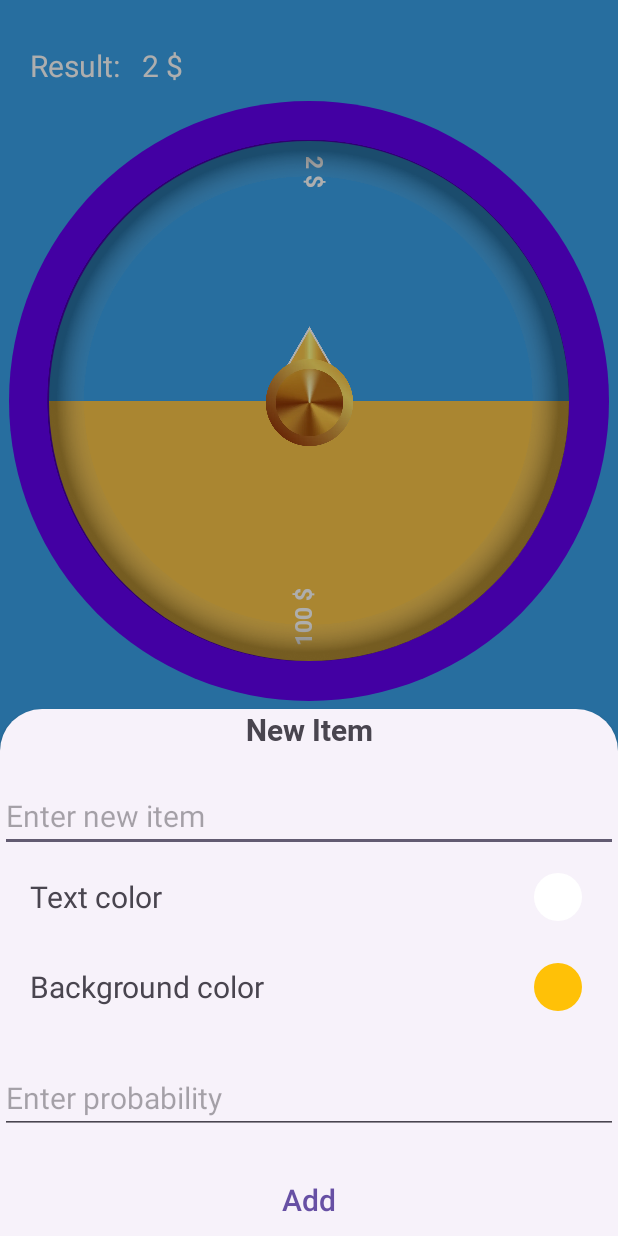
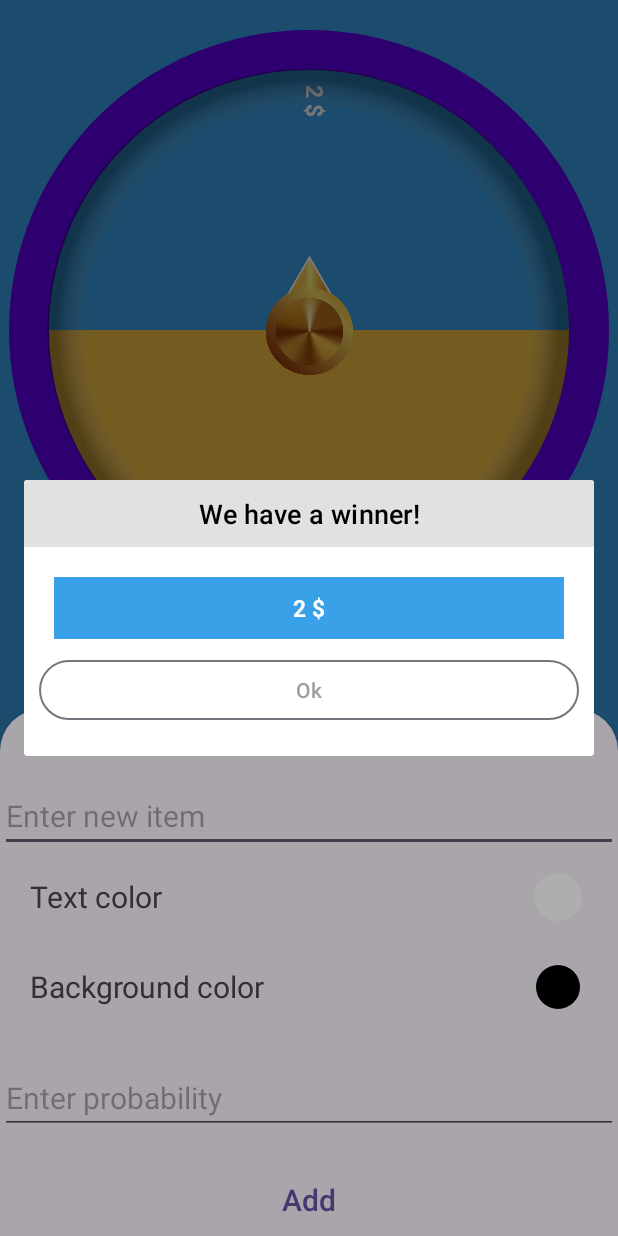
Before and after one commit to VuNgN/SpinTheWheel, an Android app: the screen it shows after launch (MainActivity), after a tap on "Add item", on a phone screen of 412 x 824 dp. Run offline under Robolectric (Android 15) with nearby library versions, the phone set to English and light mode, and no system bars; libraries missing offline, so code that uses them is left out: com.skydoves.colorpickerview; 1 statement that could not run was skipped; 1 other tap on this screen came first.

Commit message:
feat: show result as dialog, hide result.

```diff
--- a/app/src/main/java/com/vungn/luckywheeldemo/BottomSheetAddItem.kt
+++ b/app/src/main/java/com/vungn/luckywheeldemo/BottomSheetAddItem.kt
@@ -15,7 +15,7 @@ class BottomSheetAddItem : BottomSheetDialogFragment {
     private var listener: AddItemListener? = null
     private var content: String = ""
     private var textColor: Int = Color.WHITE
-    private var backgroundColor: Int = Color.RED
+    private var backgroundColor: Int = Color.BLACK
     private var probability: Int = 1
 
     constructor() : super()
--- a/app/src/main/java/com/vungn/luckywheeldemo/MainActivity.kt
+++ b/app/src/main/java/com/vungn/luckywheeldemo/MainActivity.kt
@@ -1,9 +1,9 @@
 package com.vungn.luckywheeldemo
 
-import android.content.res.Resources
+import android.app.Dialog
 import android.graphics.Color
 import android.os.Bundle
-import android.util.TypedValue
+import android.view.ViewGroup
 import android.widget.Toast
 import androidx.activity.enableEdgeToEdge
 import androidx.appcompat.app.AppCompatActivity
@@ -32,9 +32,13 @@ class MainActivity : AppCompatActivity() {
             items = wheelItems
             listener = object : RvAdapter.Listener {
                 override fun onSpinTheWheelSuccess(wheelItem: WheelItem, autoHide: Boolean) {
-                    if (!autoHide) {
-                        binding.main.setBackgroundColor(wheelItem.backgroundColor)
+                    if (autoHide) {
+                        deleteItem(items.indexOf(wheelItem))
                     }
+                    showResultDialog(wheelItem, autoHide || items.size <= 2) {
+                        deleteItem(items.indexOf(wheelItem))
+                    }
+                    binding.main.setBackgroundColor(wheelItem.backgroundColor)
                 }
 
                 override fun onAddItemClick() {
@@ -74,10 +78,7 @@ class MainActivity : AppCompatActivity() {
         binding.main.adapter = adapter
         binding.main.apply {
             layoutManager = GridLayoutManager(
-                this@MainActivity,
-                span,
-                GridLayoutManager.VERTICAL,
-                false
+                this@MainActivity, span, GridLayoutManager.VERTICAL, false
             ).apply {
                 spanSizeLookup = object : GridLayoutManager.SpanSizeLookup() {
                     override fun getSpanSize(position: Int): Int {
@@ -112,12 +113,38 @@ class MainActivity : AppCompatActivity() {
         )
     }
 
-    private fun Resources.getDpOfFloat(dp: Float): Int {
-        return Math.round(
-            TypedValue.applyDimension(
-                TypedValue.COMPLEX_UNIT_DIP, dp, this.displayMetrics
-            )
-        )
+    private fun showResultDialog(
+        result: WheelItem,
+        autoHide: Boolean,
+        onPositiveClick: () -> Unit = {}
+    ) {
+        val dialogView = MessageDialog(this)
+        dialogView.setTitle("We have a winner!")
+        dialogView.setMessage(result.text)
+        dialogView.setMessageColor(result.textColor, result.backgroundColor)
+        dialogView.setPositiveButtonText("Hide slice")
+        dialogView.setNegativeButtonText("Ok")
+        if (autoHide) {
+            dialogView.hidePositiveButton()
+        }
+        val dialog = Dialog(this)
+        dialog.setContentView(dialogView)
+        dialogView.setOnMessageDialogListener(object : MessageDialog.OnMessageDialogListener {
+            override fun onNegativeClick() {
+                dialog.dismiss()
+                dialog.cancel()
+            }
+
+            override fun onPositiveClick() {
+                onPositiveClick()
+                dialog.dismiss()
+                dialog.cancel()
+            }
+        })
+        dialog.window?.apply {
+            setLayout(ViewGroup.LayoutParams.MATCH_PARENT, ViewGroup.LayoutParams.WRAP_CONTENT)
+        }
+        dialog.show()
     }
 
     companion object {
--- /dev/null
+++ b/app/src/main/java/com/vungn/luckywheeldemo/MessageDialog.kt
@@ -0,0 +1,124 @@
+package com.vungn.luckywheeldemo
+
+import android.content.Context
+import android.util.AttributeSet
+import android.view.LayoutInflater
+import androidx.constraintlayout.widget.ConstraintLayout
+import com.vungn.luckywheeldemo.databinding.CustomMessageDialogBinding
+
+/**
+ * Custom dialog for capture action.
+ * @author Nguyễn Ngọc Vũ
+ */
+class MessageDialog : ConstraintLayout {
+
+    private lateinit var binding: CustomMessageDialogBinding
+
+    constructor(context: Context) : super(context) {
+        init()
+    }
+
+    constructor(context: Context, attrs: AttributeSet?) : super(context, attrs) {
+        init(attrs)
+    }
+
+    private fun init(attrs: AttributeSet? = null) {
+        binding = CustomMessageDialogBinding.inflate(LayoutInflater.from(context), this, true)
+        val attr = context.obtainStyledAttributes(attrs, R.styleable.MessageDialog)
+        val title = attr.getString(R.styleable.MessageDialog_title)
+        val message = attr.getString(R.styleable.MessageDialog_message)
+        val positiveText = attr.getString(R.styleable.MessageDialog_positive_button_text)
+        val negativeText = attr.getString(R.styleable.MessageDialog_negative_button_text)
+        binding.captureDialogTitle.text = title
+        binding.captureDialogMessage.text = message
+        binding.captureDialogPositiveButton.text = positiveText
+        binding.captureDialogNegativeButton.text = negativeText
+        attr.recycle()
+    }
+
+    /**
+     * Set negative button text.
+     * @param text Text.
+     */
+    fun setNegativeButtonText(text: String?) {
+        if (text.isNullOrEmpty()) {
+            binding.captureDialogNegativeButton.visibility = GONE
+        } else {
+            binding.captureDialogNegativeButton.visibility = VISIBLE
+            binding.captureDialogNegativeButton.text = text
+        }
+    }
+
+    /**
+     * Set positive button text.
+     * @param text Text.
+     */
+    fun setPositiveButtonText(text: String?) {
+        if (text.isNullOrEmpty()) {
+            binding.captureDialogPositiveButton.visibility = GONE
+        } else {
+            binding.captureDialogPositiveButton.visibility = VISIBLE
+            binding.captureDialogPositiveButton.text = text
+        }
+    }
+
+    /**
+     * Hide positive button.
+     */
+    fun hidePositiveButton() {
+        binding.captureDialogPositiveButton.visibility = GONE
+    }
+
+    /**
+     * Set message for dialog.
+     * @param message Message.
+     */
+    fun setMessage(message: String) {
+        binding.captureDialogMessage.text = message
+    }
+
+    /**
+     * Set message  color.
+     * @param backgroundColor Color.
+     */
+    fun setMessageColor(textColor: Int, backgroundColor: Int) {
+        binding.captureDialogMessage.setTextColor(textColor)
+        binding.captureDialogMessageContainer.setBackgroundColor(backgroundColor)
+    }
+
+    /**
+     * Set title for dialog.
+     * @param title Title.
+     */
+    fun setTitle(title: String) {
+        binding.captureDialogTitle.text = title
+    }
+
+    /**
+     * Set listener for dialog.
+     * @param listener OnCaptureDialogListener.
+     */
+    fun setOnMessageDialogListener(listener: OnMessageDialogListener) {
+        binding.captureDialogNegativeButton.setOnClickListener {
+            listener.onNegativeClick()
+        }
+        binding.captureDialogPositiveButton.setOnClickListener {
+            listener.onPositiveClick()
+        }
+    }
+
+    /**
+     * Interface for dialog listener.
+     */
+    interface OnMessageDialogListener {
+        /**
+         * Handle negative click.
+         */
+        fun onNegativeClick()
+
+        /**
+         * Handle positive click.
+         */
+        fun onPositiveClick()
+    }
+}
--- a/app/src/main/java/com/vungn/luckywheeldemo/RvAdapter.kt
+++ b/app/src/main/java/com/vungn/luckywheeldemo/RvAdapter.kt
@@ -38,14 +38,13 @@ class RvAdapter : RecyclerView.Adapter<RecyclerView.ViewHolder>() {
 
     fun updateItem(position: Int, item: WheelItem) {
         _items[position] = item
+        notifyItemChanged(0)
         notifyItemChanged(position + 1)
-        notifyItemChanged(0)
     }
 
     fun deleteItem(position: Int) {
         _items.removeAt(position)
-        notifyItemRemoved(position + 1)
-        notifyItemChanged(0)
+        notifyDataSetChanged()
     }
 
     class HeaderViewHolder(private val binding: ItemHeaderBinding) :
@@ -55,6 +54,12 @@ class RvAdapter : RecyclerView.Adapter<RecyclerView.ViewHolder>() {
 
         fun bind(items: List<WheelItem>, listener: Listener? = null) {
             wheelItems = items
+            if (wheelItems.size <= 2) {
+                binding.swAutoHide.isChecked = false
+                binding.swAutoHide.isEnabled = false
+            } else {
+                binding.swAutoHide.isEnabled = true
+            }
             setupLuckyWheel(listener)
             setupTextSize()
             setupSliceRepeat()
@@ -66,11 +71,9 @@ class RvAdapter : RecyclerView.Adapter<RecyclerView.ViewHolder>() {
 
         private fun setupLuckyWheel(listener: Listener?) {
             lw.addWheelItems(wheelItems)
-            lw.setTarget(1)
             lw.setLuckyWheelReachTheTarget {
                 binding.sbTextSize.isEnabled = true
                 binding.sbSpinTime.isEnabled = true
-                binding.tvResult.text = it.text
                 if (binding.swAutoHide.isChecked) {
                     lw.resetWheel()
                 }
@@ -172,7 +175,6 @@ class RvAdapter : RecyclerView.Adapter<RecyclerView.ViewHolder>() {
         private fun spinTheWheel() {
             binding.sbTextSize.isEnabled = false
             binding.sbSpinTime.isEnabled = false
-            binding.tvResult.text = "Spinning..."
             val randomNum = WheelUtils.getRandomIndex(wheelItems)
             Log.d(TAG, "onCreate: $randomNum")
             lw.rotateWheelTo(randomNum)
--- a/app/src/main/res/layout/bottomsheet_new_item.xml
+++ b/app/src/main/res/layout/bottomsheet_new_item.xml
@@ -65,7 +65,7 @@
             android:id="@+id/bcp_background_color"
             android:layout_width="40dp"
             android:layout_height="40dp"
-            app:color="#FFC107" />
+            app:color="@color/black" />
     </LinearLayout>
 
     <EditText
--- /dev/null
+++ b/app/src/main/res/layout/custom_message_dialog.xml
@@ -0,0 +1,84 @@
+<?xml version="1.0" encoding="utf-8"?>
+<androidx.constraintlayout.widget.ConstraintLayout xmlns:android="http://schemas.android.com/apk/res/android"
+    xmlns:app="http://schemas.android.com/apk/res-auto"
+    xmlns:tools="http://schemas.android.com/tools"
+    android:layout_width="match_parent"
+    android:layout_height="match_parent"
+    android:paddingBottom="20dp">
+
+    <FrameLayout
+        android:id="@+id/captureDialogTitleContainer"
+        android:layout_width="0dp"
+        android:layout_height="wrap_content"
+        android:background="#E1E1E1"
+        app:layout_constraintBottom_toTopOf="@id/captureDialogMessageContainer"
+        app:layout_constraintEnd_toEndOf="parent"
+        app:layout_constraintStart_toStartOf="parent"
+        app:layout_constraintTop_toTopOf="parent">
+
+        <TextView
+            android:id="@+id/captureDialogTitle"
+            style="@style/TextAppearance.Material3.TitleSmall"
+            android:layout_width="match_parent"
+            android:layout_height="wrap_content"
+            android:layout_gravity="center"
+            android:layout_marginVertical="10dp"
+            android:textAlignment="center"
+            android:textColor="@color/black"
+            android:textSize="18sp" />
+    </FrameLayout>
+
+    <FrameLayout
+        android:id="@+id/captureDialogMessageContainer"
+        android:layout_width="match_parent"
+        android:layout_height="wrap_content"
+        android:layout_marginHorizontal="20dp"
+        android:layout_marginVertical="20dp"
+        app:layout_constraintEnd_toEndOf="parent"
+        app:layout_constraintStart_toStartOf="parent"
+        app:layout_constraintTop_toBottomOf="@id/captureDialogTitleContainer">
+
+        <TextView
+            android:id="@+id/captureDialogMessage"
+            android:layout_width="match_parent"
+            android:layout_height="wrap_content"
+            android:layout_marginHorizontal="10dp"
+            android:layout_marginVertical="10dp"
+            android:fontFamily="@font/roboto_bold"
+            android:gravity="center"
+            android:textColor="#717171"
+            android:textSize="15sp"
+            tools:text="You can watch the photo you just captured" />
+    </FrameLayout>
+
+    <Button
+        android:id="@+id/captureDialogNegativeButton"
+        style="@style/Widget.Material3.Button.OutlinedButton"
+        android:layout_width="0dp"
+        android:layout_height="wrap_content"
+        android:layout_marginHorizontal="10dp"
+        android:layout_marginTop="10dp"
+        android:background="@null"
+        android:backgroundTint="@null"
+        android:text="ok"
+        android:textColor="#9E9E9E"
+        app:layout_constraintBottom_toBottomOf="parent"
+        app:layout_constraintEnd_toStartOf="@id/captureDialogPositiveButton"
+        app:layout_constraintStart_toStartOf="parent"
+        app:layout_constraintTop_toBottomOf="@id/captureDialogMessageContainer" />
+
+    <Button
+        android:id="@+id/captureDialogPositiveButton"
+        style="@style/Widget.Material3.Button"
+        android:layout_width="0dp"
+        android:layout_height="wrap_content"
+        android:layout_marginHorizontal="10dp"
+        android:layout_marginTop="10dp"
+        android:text="Hide slice"
+        android:textColor="#FFFFFF"
+        app:layout_constraintBottom_toBottomOf="parent"
+        app:layout_constraintEnd_toEndOf="parent"
+        app:layout_constraintStart_toEndOf="@id/captureDialogNegativeButton"
+        app:layout_constraintTop_toBottomOf="@id/captureDialogMessageContainer" />
+
+</androidx.constraintlayout.widget.ConstraintLayout>
--- a/app/src/main/res/layout/item_header.xml
+++ b/app/src/main/res/layout/item_header.xml
@@ -6,30 +6,6 @@
     android:layout_height="match_parent"
     android:orientation="vertical"
     android:paddingVertical="20dp">
-
-    <LinearLayout
-        android:layout_width="match_parent"
-        android:layout_height="wrap_content"
-        android:layout_marginVertical="10dp"
-        android:gravity="center_vertical"
-        android:orientation="horizontal"
-        android:paddingHorizontal="20dp">
-
-        <TextView
-            android:layout_width="wrap_content"
-            android:layout_height="wrap_content"
-            android:layout_marginEnd="10dp"
-            android:text="Result: "
-            android:textColor="@color/white"
-            android:textSize="20sp" />
-
-        <TextView
-            android:id="@+id/tv_result"
-            android:layout_width="wrap_content"
-            android:layout_height="wrap_content"
-            android:textColor="@color/white"
-            android:textSize="20sp" />
-    </LinearLayout>
 
     <com.vungn.luckywheel.LuckyWheel
         android:id="@+id/lwv"
--- a/app/src/main/res/values/attrs.xml
+++ b/app/src/main/res/values/attrs.xml
@@ -7,4 +7,10 @@
         <attr name="border_color" />
         <attr name="border_width" format="dimension" />
     </declare-styleable>
+    <declare-styleable name="MessageDialog">
+        <attr name="title" />
+        <attr name="message" format="string" />
+        <attr name="positive_button_text" format="string" />
+        <attr name="negative_button_text" format="string" />
+    </declare-styleable>
 </resources>
--- a/luckywheel/src/main/java/com/vungn/luckywheel/LuckyWheel.java
+++ b/luckywheel/src/main/java/com/vungn/luckywheel/LuckyWheel.java
@@ -24,7 +24,6 @@ import java.util.List;
 public class LuckyWheel extends FrameLayout implements View.OnTouchListener, OnRotationListener {
     private WheelView wheelView;
     private ImageView arrow;
-    private int target = -1;
     private boolean isRotate = false;
     private WheelListener listener;
 
@@ -46,12 +45,7 @@ public class LuckyWheel extends FrameLayout implements View.OnTouchListener, OnR
         wheelView = findViewById(R.id.wv_main_wheel);
         wheelView.setOnRotationListener(this);
         arrow = findViewById(R.id.iv_arrow);
-        arrow.setOnClickListener(new OnClickListener() {
-            @Override
-            public void onClick(View v) {
-                listener.onTouchTheSpin();
-            }
-        });
+        arrow.setOnClickListener(v -> listener.onTouchTheSpin());
     }
 
     /**
@@ -96,36 +90,62 @@ public class LuckyWheel extends FrameLayout implements View.OnTouchListener, OnR
     }
 
     /**
-     * @param target target to rotate before swipe
+     * Function to set font family of wheel items
+     *
+     * @param typeface font from resource
      */
-    public void setTarget(int target) {
-        this.target = target;
-    }
-
     public void setFontFamily(Typeface typeface) {
         wheelView.setItemsFontFamily(typeface);
     }
 
+    /**
+     * Function to set text size of wheel items
+     *
+     * @param textSize text size
+     */
     public void setTextSize(int textSize) {
         wheelView.setItemsTextSize(textSize);
     }
 
+    /**
+     * Function to set listener of wheel
+     *
+     * @param listener wheel listener
+     */
     public void setListener(WheelListener listener) {
         this.listener = listener;
     }
 
+    /**
+     * Function to set spin time of wheel by default configs
+     *
+     * @param spinTime default spin times
+     */
     public void setSpinTime(SpinTime spinTime) {
         wheelView.setRotateTime(spinTime.value);
     }
 
+    /**
+     * Function to set spin time of wheel by millisecond
+     *
+     * @param millisecond millisecond to spin
+     */
+    public void setSpinTime(int millisecond) {
+        wheelView.setRotateTime(millisecond);
+    }
+
+    /**
+     * Function to set slice repeat of wheel
+     *
+     * @param sliceRepeat slice repeat
+     */
     public void setSliceRepeat(int sliceRepeat) {
         wheelView.setSliceRepeat(sliceRepeat);
     }
 
-    public void setSpinTime(int millisecond) {
-        wheelView.setRotateTime(millisecond);
-    }
-
+    /**
+     * Function to reset wheel to zero angle
+     */
     public void resetWheel() {
         wheelView.resetRotationLocationToZeroAngle();
     }
--- a/luckywheel/src/main/java/com/vungn/luckywheel/SpinTime.java
+++ b/luckywheel/src/main/java/com/vungn/luckywheel/SpinTime.java
@@ -1,4 +1,8 @@
 package com.vungn.luckywheel;
+
+/**
+ * Created by Vũ Nguyễn on 10/01/2025.
+ */
 
 public enum SpinTime {
     X1(1000),
--- a/luckywheel/src/main/java/com/vungn/luckywheel/WheelUtils.java
+++ b/luckywheel/src/main/java/com/vungn/luckywheel/WheelUtils.java
@@ -6,6 +6,13 @@ import java.util.ArrayList;
 import java.util.List;
 
 public class WheelUtils {
+
+    /**
+     * Function to calculate total probability of wheel items
+     *
+     * @param wheelItems Wheel items
+     * @return Total probability
+     */
     public static int calculateTotalProbability(List<WheelItem> wheelItems) {
         int totalProbability = 0;
         for (WheelItem item : wheelItems) {
@@ -14,6 +21,12 @@ public class WheelUtils {
         return totalProbability;
     }
 
+    /**
+     * Function to generate list based on probability
+     *
+     * @param wheelItems Wheel items
+     * @return Expanded list
+     */
     public static List<WheelItem> generateListBasedOnProbability(List<WheelItem> wheelItems) {
         List<WheelItem> expandedList = new ArrayList<>();
         for (WheelItem item : wheelItems) {
@@ -24,10 +37,13 @@ public class WheelUtils {
         return expandedList;
     }
 
-    public static int getRandomIndex(List<WheelItem> wheelItems) {
-        return (int) (random() * calculateTotalProbability(wheelItems));
-    }
-
+    /**
+     * Function to generate list based on slice repeat
+     *
+     * @param wheelItems  Wheel items
+     * @param sliceRepeat Slice repeat
+     * @return Expanded list
+     */
     public static List<WheelItem> generateListBaseOnSliceRepeat(List<WheelItem> wheelItems, int sliceRepeat) {
         List<WheelItem> expandedList = new ArrayList<>();
         for (int i = 0; i < sliceRepeat; i++) {
@@ -35,4 +51,14 @@ public class WheelUtils {
         }
         return expandedList;
     }
+
+    /**
+     * Function to get random index
+     *
+     * @param wheelItems Wheel items
+     * @return Random index
+     */
+    public static int getRandomIndex(List<WheelItem> wheelItems) {
+        return (int) (random() * calculateTotalProbability(wheelItems));
+    }
 }
--- a/luckywheel/src/main/java/com/vungn/luckywheel/WheelView.java
+++ b/luckywheel/src/main/java/com/vungn/luckywheel/WheelView.java
@@ -13,7 +13,6 @@ import android.graphics.Rect;
 import android.graphics.RectF;
 import android.graphics.Typeface;
 import android.util.AttributeSet;
-import android.util.Log;
 import android.view.View;
 import android.view.animation.DecelerateInterpolator;
 
@@ -85,35 +84,70 @@ final class WheelView extends View {
         invalidate();
     }
 
+    /**
+     * Function to set items image padding
+     *
+     * @param imagePadding Image padding
+     */
     public void setItemsImagePadding(int imagePadding) {
         this.imagePadding = imagePadding;
         invalidate();
     }
 
+    /**
+     * Function to set items text padding from edge of the arc
+     *
+     * @param textPadding Text padding
+     */
     public void setItemsTextPadding(int textPadding) {
         this.textPadding = textPadding;
         invalidate();
     }
 
+    /**
+     * Function to set items text size
+     *
+     * @param textSize Text size
+     */
     public void setItemsTextSize(int textSize) {
         this.textSize = textSize;
         postInvalidate();
     }
 
+    /**
+     * Function to set items text color
+     *
+     * @param textColor Text color
+     */
     public void setItemsTextColor(int textColor) {
         this.textColor = textColor;
         postInvalidate();
     }
 
+    /**
+     * Function to set items font family
+     *
+     * @param fontFamily Font family
+     */
     public void setItemsFontFamily(Typeface fontFamily) {
         this.fontFamily = fontFamily;
         postInvalidate();
     }
 
+    /**
+     * Function to set rotate time
+     *
+     * @param time Time to rotate
+     */
     public void setRotateTime(int time) {
         this.rotateTime = time;
     }
 
+    /**
+     * Function to set slice repeat
+     *
+     * @param sliceRepeat Slice repeat
+     */
     public void setSliceRepeat(int sliceRepeat) {
         this.wheelItems = WheelUtils.generateListBaseOnSliceRepeat(wheelItemsOriginal, sliceRepeat);
         invalidate();
@@ -126,6 +160,15 @@ final class WheelView extends View {
      */
     public void setWheelListener(OnLuckyWheelReachTheTarget onLuckyWheelReachTheTarget) {
         this.onLuckyWheelReachTheTarget = onLuckyWheelReachTheTarget;
+    }
+
+    /**
+     * Function to set rotation listener
+     *
+     * @param onRotationListener Rotation listener
+     */
+    public void setOnRotationListener(OnRotationListener onRotationListener) {
+        this.onRotationListener = onRotationListener;
     }
 
     /**
@@ -176,10 +219,8 @@ final class WheelView extends View {
         matrix.postRotate(tempAngle + 120);
         matrix.postTranslate(px, py);
         canvas.drawBitmap(bitmap, matrix, new Paint(Paint.ANTI_ALIAS_FLAG | Paint.DITHER_FLAG | Paint.FILTER_BITMAP_FLAG));
-        Log.d("sadsdsddssd", bitmap.getWidth() + " : " + bitmap.getHeight());
         matrix.reset();
     }
-
 
     /**
      * Function to draw text below image
@@ -214,6 +255,11 @@ final class WheelView extends View {
         canvas.rotate(-(tempAngle + sweepAngle / 2 + 180), center, center);
     }
 
+    /**
+     * Function to draw shadow of the inside wheel's edge
+     *
+     * @param canvas Canvas to draw
+     */
     private void drawShadow(Canvas canvas) {
         Bitmap shadow = BitmapFactory.decodeResource(getResources(), R.drawable.ig_shadow);
         Rect rect = new Rect(padding - 2, padding - 2, radius + padding, radius + padding);
@@ -328,8 +374,4 @@ final class WheelView extends View {
         center = width / 2;
         setMeasuredDimension(width, width);
     }
-
-    public void setOnRotationListener(OnRotationListener onRotationListener) {
-        this.onRotationListener = onRotationListener;
-    }
 }
```
Also changed, not shown: luckywheel/src/main/java/com/vungn/luckywheel/OnRotationListener.java (+7 -0 lines), luckywheel/src/main/java/com/vungn/luckywheel/WheelListener.java (+10 -0 lines), 1 other file.
